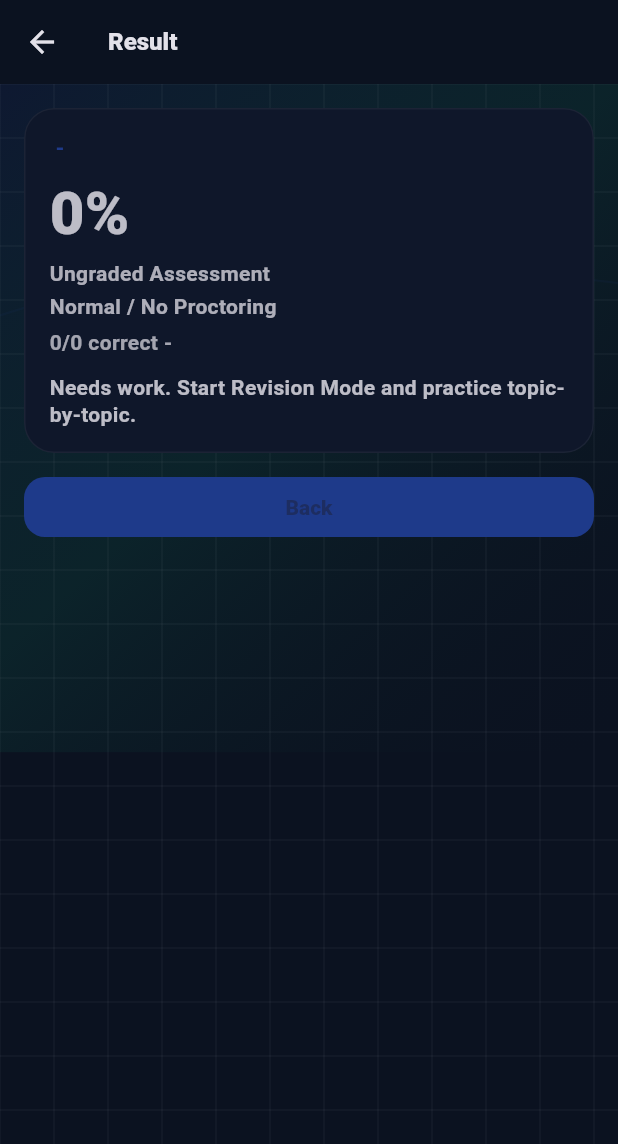
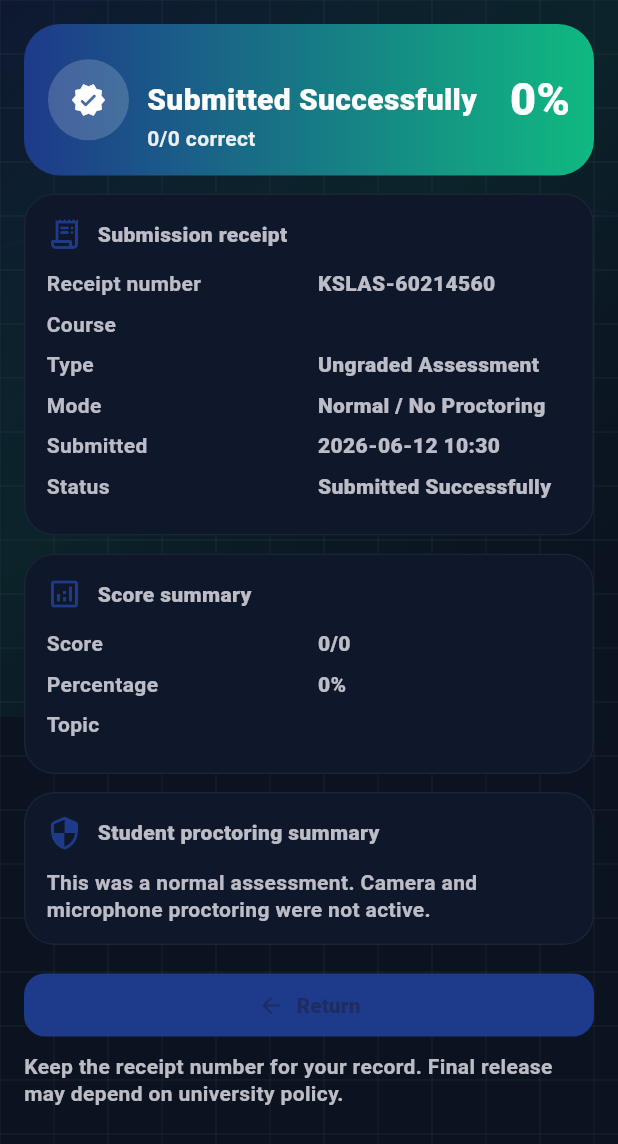
Before and after one commit to Bkzazzau1/k-slas-my-course, a Flutter app: the CBTResultView screen opened directly with empty values, on a phone screen of 412 x 824 dp. Shown: the top 1144 px of the screen. Run offline on Flutter 3.47's test engine with Material 3 defaults, Android fonts, the phone set to English and light mode, and no system bars; our stand-ins replace camera, file_picker, get, get_storage, video_player; missing offline and left inert: dart:ffi, flutter_rust_bridge, livekit_client, record; accounts and stored records are empty.

Commit message:
Add student receipt and proctoring summary to CBT result

```diff
--- a/lib/modules/cbt/view/cbt_result_view.dart
+++ b/lib/modules/cbt/view/cbt_result_view.dart
@@ -6,6 +6,7 @@ import 'package:get/get.dart';
 import '../../../core/widgets/luxury_scaffold.dart';
 import '../../../data/models/cbt_models.dart';
 import '../../../data/models/exam_models.dart';
+import '../../proctoring/controller/proctoring_controller.dart';
 
 class CBTResultView extends StatelessWidget {
   const CBTResultView({super.key});
@@ -13,103 +14,85 @@ class CBTResultView extends StatelessWidget {
   @override
   Widget build(BuildContext context) {
     final attempt = Get.arguments as CBTAttemptModel;
-    final cs = Theme.of(context).colorScheme;
+    final isProctored = attempt.deliveryMode == ExamDeliveryMode.remoteProctored;
+    final proctoring = Get.isRegistered<ProctoringController>()
+        ? Get.find<ProctoringController>()
+        : null;
+    final warningCount = proctoring?.violationCount.value ?? 0;
+    final integrityScore = proctoring?.integrityScore.value;
+    final status = !isProctored || warningCount == 0
+        ? 'Submitted Successfully'
+        : 'Submitted - Under Review';
+    final receipt = 'KSLAS-${attempt.endedAt.millisecondsSinceEpoch.toString().substring(5)}';
 
     return Scaffold(
-      appBar: AppBar(title: const Text('Result')),
       body: LuxuryScaffold(
         safeArea: true,
         child: ListView(
           padding: const EdgeInsets.all(16),
           children: [
-            _glassCard(
-              context,
-              child: Padding(
-                padding: const EdgeInsets.all(16),
+            _Hero(attempt: attempt, status: status),
+            const SizedBox(height: 12),
+            _Card(
+              title: 'Submission receipt',
+              icon: Icons.receipt_long_rounded,
               child: Column(
-                  crossAxisAlignment: CrossAxisAlignment.start,
                 children: [
-                    Text(
-                      '${attempt.courseCode} - ${attempt.mode}',
-                      style: TextStyle(
-                        color: cs.primary,
-                        fontWeight: FontWeight.w900,
-                      ),
-                    ),
-                    const SizedBox(height: 10),
-                    Text(
-                      '${attempt.scorePct}%',
-                      style: const TextStyle(
-                        fontSize: 40,
-                        fontWeight: FontWeight.w900,
-                      ),
-                    ),
-                    const SizedBox(height: 6),
-                    Text(
-                      attempt.gradingType == GradingType.graded
-                          ? 'Graded Assessment'
-                          : 'Ungraded Assessment',
-                      style: TextStyle(
-                        color: cs.onSurface.withValues(alpha: 0.75),
-                        fontWeight: FontWeight.w700,
-                      ),
-                    ),
-                    const SizedBox(height: 4),
-                    Text(
-                      attempt.deliveryMode.label,
-                      style: TextStyle(
-                        color: cs.onSurface.withValues(alpha: 0.75),
-                        fontWeight: FontWeight.w700,
-                      ),
-                    ),
-                    const SizedBox(height: 6),
-                    Text(
-                      '${attempt.correct}/${attempt.totalQuestions} correct - ${attempt.topic}',
-                      style: TextStyle(
-                        color: cs.onSurface.withValues(alpha: 0.7),
-                      ),
-                    ),
-                    if (attempt.whiteboardEnabled) ...[
-                      const SizedBox(height: 8),
-                      Text(
-                        attempt.whiteboardSubmitted
-                            ? 'Whiteboard diagram submitted (${attempt.whiteboardStrokeCount} stroke(s)).'
-                            : (attempt.whiteboardRequired
-                                  ? 'Whiteboard diagram was required but not submitted.'
-                                  : 'No whiteboard diagram submitted.'),
-                        style: TextStyle(
-                          color: attempt.whiteboardSubmitted
-                              ? cs.primary
-                              : (attempt.whiteboardRequired
-                                    ? cs.error
-                                    : cs.onSurface.withValues(alpha: 0.72)),
-                          fontWeight: FontWeight.w700,
-                        ),
-                      ),
-                      if (attempt.whiteboardPrompt != null &&
-                          attempt.whiteboardPrompt!.trim().isNotEmpty) ...[
-                        const SizedBox(height: 4),
-                        Text(
-                          attempt.whiteboardPrompt!.trim(),
-                          style: TextStyle(
-                            color: cs.onSurface.withValues(alpha: 0.7),
-                          ),
-                        ),
-                      ],
-                    ],
-                    const SizedBox(height: 12),
-                    _hint(attempt.scorePct),
+                  _row('Receipt number', receipt),
+                  _row('Course', attempt.courseCode),
+                  _row('Type', attempt.gradingType == GradingType.graded ? 'Graded Assessment' : 'Ungraded Assessment'),
+                  _row('Mode', attempt.deliveryMode.label),
+                  _row('Submitted', _formatDate(attempt.endedAt)),
+                  _row('Status', status),
                 ],
               ),
             ),
+            const SizedBox(height: 12),
+            _Card(
+              title: 'Score summary',
+              icon: Icons.analytics_outlined,
+              child: Column(
+                children: [
+                  _row('Score', '${attempt.correct}/${attempt.totalQuestions}'),
+                  _row('Percentage', '${attempt.scorePct}%'),
+                  _row('Topic', attempt.topic),
+                  if (attempt.whiteboardEnabled)
+                    _row('Whiteboard', attempt.whiteboardSubmitted ? 'Submitted' : 'Not submitted'),
+                ],
+              ),
             ),
             const SizedBox(height: 12),
+            _Card(
+              title: 'Student proctoring summary',
+              icon: Icons.security_rounded,
+              child: isProctored
+                  ? Column(
+                      children: [
+                        _check('Camera and room scan', proctoring?.examStartupScanCompleted.value == true),
+                        _check('Room rotation', proctoring?.scanRotationConfirmed.value == true),
+                        _check('Lighting check', (proctoring?.scanLightingScore.value ?? 0) >= (proctoring?.minimumScanLightingScore ?? 1)),
+                        _check('Integrity score', (integrityScore ?? 0) >= 70, detail: integrityScore == null ? 'Not available' : '$integrityScore'),
+                        _check('Warnings', warningCount == 0, detail: '$warningCount'),
+                      ],
+                    )
+                  : const Text(
+                      'This was a normal assessment. Camera and microphone proctoring were not active.',
+                      style: TextStyle(fontWeight: FontWeight.w700),
+                    ),
+            ),
+            const SizedBox(height: 16),
             SizedBox(
               width: double.infinity,
-              child: FilledButton(
+              child: FilledButton.icon(
                 onPressed: () => Get.back(result: attempt),
-                child: const Text('Back'),
+                icon: const Icon(Icons.arrow_back_rounded),
+                label: const Text('Return'),
               ),
+            ),
+            const SizedBox(height: 8),
+            const Text(
+              'Keep the receipt number for your record. Final release may depend on university policy.',
+              style: TextStyle(fontWeight: FontWeight.w600),
             ),
           ],
         ),
@@ -117,42 +100,114 @@ class CBTResultView extends StatelessWidget {
     );
   }
 
-  Widget _hint(int score) {
-    if (score >= 80) {
-      return const Text(
-        'Excellent. Do another mixed set to confirm consistency.',
+  static String _formatDate(DateTime value) {
+    final y = value.year.toString().padLeft(4, '0');
+    final m = value.month.toString().padLeft(2, '0');
+    final d = value.day.toString().padLeft(2, '0');
+    final hh = value.hour.toString().padLeft(2, '0');
+    final mm = value.minute.toString().padLeft(2, '0');
+    return '$y-$m-$d $hh:$mm';
+  }
+
+  static Widget _row(String label, String value) {
+    return Padding(
+      padding: const EdgeInsets.only(bottom: 9),
+      child: Row(
+        crossAxisAlignment: CrossAxisAlignment.start,
+        children: [
+          Expanded(child: Text(label, style: const TextStyle(fontWeight: FontWeight.w700))),
+          const SizedBox(width: 12),
+          Flexible(child: Text(value, textAlign: TextAlign.right, style: const TextStyle(fontWeight: FontWeight.w900))),
+        ],
+      ),
     );
   }
-    if (score >= 60) {
-      return const Text('Good. Revise your weak topics then retry.');
-    }
-    return const Text(
-      'Needs work. Start Revision Mode and practice topic-by-topic.',
+
+  static Widget _check(String label, bool ok, {String? detail}) {
+    final color = ok ? Colors.green : Colors.orange;
+    return Padding(
+      padding: const EdgeInsets.only(bottom: 9),
+      child: Row(
+        children: [
+          Icon(ok ? Icons.check_circle_rounded : Icons.error_rounded, color: color, size: 19),
+          const SizedBox(width: 8),
+          Expanded(child: Text(label, style: const TextStyle(fontWeight: FontWeight.w700))),
+          if (detail != null) Text(detail, style: const TextStyle(fontWeight: FontWeight.w900)),
+        ],
+      ),
     );
   }
 }
 
-Widget _glassCard(BuildContext context, {required Widget child}) {
+class _Hero extends StatelessWidget {
+  const _Hero({required this.attempt, required this.status});
+  final CBTAttemptModel attempt;
+  final String status;
+
+  @override
+  Widget build(BuildContext context) {
+    final cs = Theme.of(context).colorScheme;
+    return Container(
+      padding: const EdgeInsets.all(16),
+      decoration: BoxDecoration(
+        borderRadius: BorderRadius.circular(24),
+        gradient: LinearGradient(colors: [cs.primary, cs.secondary]),
+      ),
+      child: Row(
+        children: [
+          CircleAvatar(
+            radius: 27,
+            backgroundColor: Colors.white.withValues(alpha: 0.18),
+            child: const Icon(Icons.verified_rounded, color: Colors.white),
+          ),
+          const SizedBox(width: 12),
+          Expanded(
+            child: Column(crossAxisAlignment: CrossAxisAlignment.start, children: [
+              Text(attempt.courseCode, style: const TextStyle(color: Colors.white, fontWeight: FontWeight.w900)),
+              const SizedBox(height: 4),
+              Text(status, style: const TextStyle(color: Colors.white, fontWeight: FontWeight.w900, fontSize: 20)),
+              const SizedBox(height: 4),
+              Text('${attempt.correct}/${attempt.totalQuestions} correct', style: TextStyle(color: Colors.white.withValues(alpha: 0.90), fontWeight: FontWeight.w700)),
+            ]),
+          ),
+          Text('${attempt.scorePct}%', style: const TextStyle(color: Colors.white, fontWeight: FontWeight.w900, fontSize: 30)),
+        ],
+      ),
+    );
+  }
+}
+
+class _Card extends StatelessWidget {
+  const _Card({required this.title, required this.icon, required this.child});
+  final String title;
+  final IconData icon;
+  final Widget child;
+
+  @override
+  Widget build(BuildContext context) {
     final cs = Theme.of(context).colorScheme;
     return ClipRRect(
       borderRadius: BorderRadius.circular(20),
       child: BackdropFilter(
         filter: ImageFilter.blur(sigmaX: 10, sigmaY: 10),
         child: Container(
+          padding: const EdgeInsets.all(14),
           decoration: BoxDecoration(
             color: cs.surface,
             borderRadius: BorderRadius.circular(20),
             border: Border.all(color: cs.onSurface.withValues(alpha: 0.06)),
-          boxShadow: [
-            BoxShadow(
-              blurRadius: 18,
-              offset: const Offset(0, 10),
-              color: cs.onSurface.withValues(alpha: 0.04),
           ),
-          ],
-        ),
-        child: child,
+          child: Column(crossAxisAlignment: CrossAxisAlignment.start, children: [
+            Row(children: [
+              Icon(icon, color: cs.primary),
+              const SizedBox(width: 10),
+              Expanded(child: Text(title, style: const TextStyle(fontWeight: FontWeight.w900))),
+            ]),
+            const SizedBox(height: 12),
+            child,
+          ]),
         ),
       ),
     );
   }
+}
```
Lines whose indentation alone changed are shown as unchanged.
